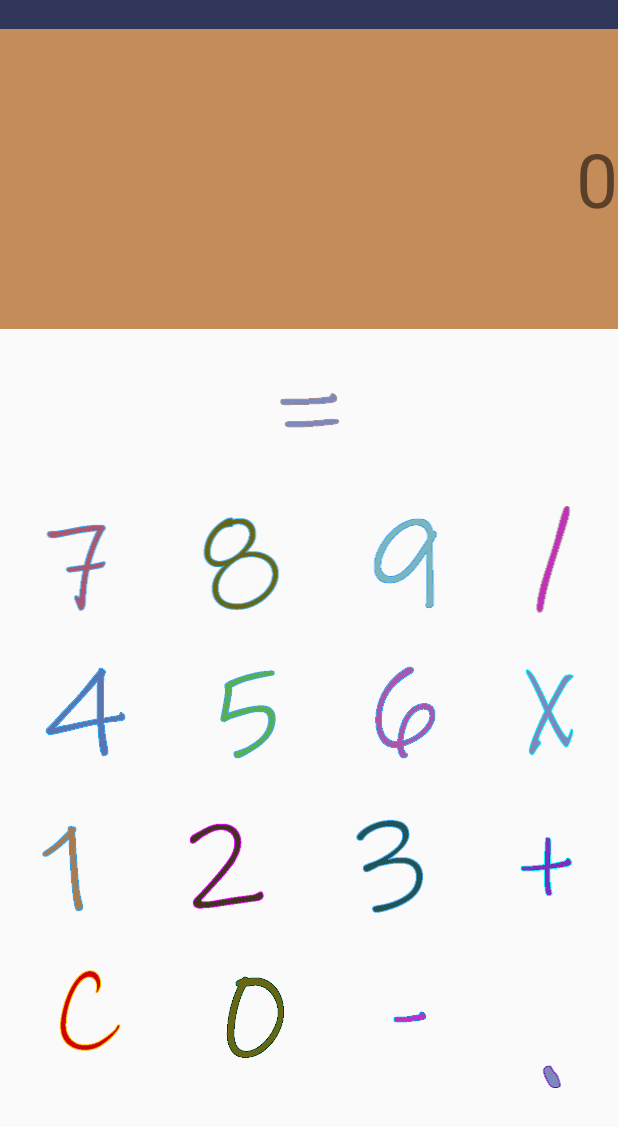
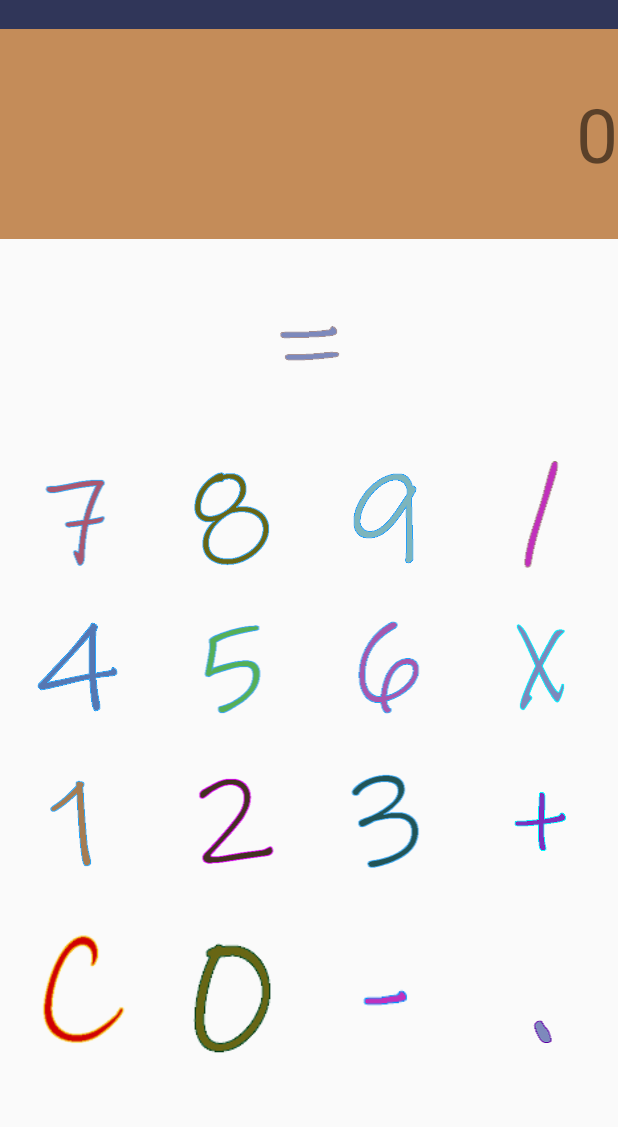
Before and after one commit to madjohnny89/Calculator, an Android app: the screen it shows after launch (MainActivity), on a phone screen of 412 x 824 dp. Shown: the top 1127 px of the screen. Run offline under Robolectric (Android 15) with nearby library versions, the phone set to English and light mode, and no system bars.

Commit message:
changed the screensize

```diff
--- a/app/src/main/res/layout/activity_main.xml
+++ b/app/src/main/res/layout/activity_main.xml
@@ -24,7 +24,7 @@
     <TextView
         android:id="@+id/ResultText"
         android:layout_width="0dp"
-        android:layout_height="200dp"
+        android:layout_height="140dp"
         android:background="#C48C59"
         android:gravity="end|center_vertical"
         android:text="@string/result"
@@ -64,38 +64,38 @@
 
             <ImageView
                 android:id="@+id/button7"
-                android:layout_width="wrap_content"
-                android:layout_height="wrap_content"
+                android:layout_width="match_parent"
+                android:layout_height="match_parent"
                 android:layout_weight="1"
+                android:contentDescription="@string/button_7"
                 android:onClick="OnClick"
-                android:contentDescription="@string/button_7"
                 app:srcCompat="@drawable/button7" />
 
             <ImageView
                 android:id="@+id/button8"
-                android:layout_width="wrap_content"
-                android:layout_height="wrap_content"
+                android:layout_width="match_parent"
+                android:layout_height="match_parent"
                 android:layout_weight="1"
+                android:contentDescription="@string/button_8"
                 android:onClick="OnClick"
-                android:contentDescription="@string/button_8"
                 app:srcCompat="@drawable/button8" />
 
             <ImageView
                 android:id="@+id/button9"
-                android:layout_width="wrap_content"
-                android:layout_height="wrap_content"
+                android:layout_width="match_parent"
+                android:layout_height="match_parent"
                 android:layout_weight="1"
+                android:contentDescription="@string/button_9"
                 android:onClick="OnClick"
-                android:contentDescription="@string/button_9"
                 app:srcCompat="@drawable/button9" />
 
             <ImageView
                 android:id="@+id/divide"
-                android:layout_width="wrap_content"
-                android:layout_height="wrap_content"
+                android:layout_width="match_parent"
+                android:layout_height="match_parent"
                 android:layout_weight="1"
+                android:contentDescription="@string/button_divide"
                 android:onClick="OnClick"
-                android:contentDescription="@string/button_divide"
                 app:srcCompat="@drawable/divide" />
         </LinearLayout>
 
@@ -106,38 +106,38 @@
 
             <ImageView
                 android:id="@+id/button4"
-                android:layout_width="wrap_content"
-                android:layout_height="wrap_content"
+                android:layout_width="match_parent"
+                android:layout_height="match_parent"
                 android:layout_weight="1"
+                android:contentDescription="@string/button_4"
                 android:onClick="OnClick"
-                android:contentDescription="@string/button_4"
                 app:srcCompat="@drawable/button4" />
 
             <ImageView
                 android:id="@+id/button5"
-                android:layout_width="wrap_content"
-                android:layout_height="wrap_content"
+                android:layout_width="match_parent"
+                android:layout_height="match_parent"
                 android:layout_weight="1"
+                android:contentDescription="@string/button_5"
                 android:onClick="OnClick"
-                android:contentDescription="@string/button_5"
                 app:srcCompat="@drawable/button5" />
 
             <ImageView
                 android:id="@+id/button6"
-                android:layout_width="wrap_content"
-                android:layout_height="wrap_content"
+                android:layout_width="match_parent"
+                android:layout_height="match_parent"
                 android:layout_weight="1"
+                android:contentDescription="@string/button_6"
                 android:onClick="OnClick"
-                android:contentDescription="@string/button_6"
                 app:srcCompat="@drawable/button6" />
 
             <ImageView
                 android:id="@+id/buttonMultiplication"
-                android:layout_width="wrap_content"
-                android:layout_height="wrap_content"
+                android:layout_width="match_parent"
+                android:layout_height="match_parent"
                 android:layout_weight="1"
+                android:contentDescription="@string/button_multiply"
                 android:onClick="OnClick"
-                android:contentDescription="@string/button_multiply"
                 app:srcCompat="@drawable/x" />
         </LinearLayout>
 
@@ -148,38 +148,38 @@
 
             <ImageView
                 android:id="@+id/button1"
-                android:layout_width="wrap_content"
-                android:layout_height="wrap_content"
+                android:layout_width="match_parent"
+                android:layout_height="match_parent"
                 android:layout_weight="1"
+                android:contentDescription="@string/button_1"
                 android:onClick="OnClick"
-                android:contentDescription="@string/button_1"
                 app:srcCompat="@drawable/button" />
 
             <ImageView
                 android:id="@+id/button2"
-                android:layout_width="wrap_content"
-                android:layout_height="wrap_content"
+                android:layout_width="match_parent"
+                android:layout_height="match_parent"
                 android:layout_weight="1"
+                android:contentDescription="@string/button_2"
                 android:onClick="OnClick"
-                android:contentDescription="@string/button_2"
                 app:srcCompat="@drawable/button2" />
 
             <ImageView
                 android:id="@+id/button3"
-                android:layout_width="wrap_content"
-                android:layout_height="wrap_content"
+                android:layout_width="match_parent"
+                android:layout_height="match_parent"
                 android:layout_weight="1"
+                android:contentDescription="@string/button_3"
                 android:onClick="OnClick"
-                android:contentDescription="@string/button_3"
                 app:srcCompat="@drawable/button3" />
 
             <ImageView
                 android:id="@+id/buttonPlus"
-                android:layout_width="wrap_content"
-                android:layout_height="wrap_content"
+                android:layout_width="match_parent"
+                android:layout_height="match_parent"
                 android:layout_weight="1"
+                android:contentDescription="@string/button_plus"
                 android:onClick="OnClick"
-                android:contentDescription="@string/button_plus"
                 app:srcCompat="@drawable/plus" />
         </LinearLayout>
 
@@ -190,38 +190,38 @@
 
             <ImageView
                 android:id="@+id/buttonCancel"
-                android:layout_width="wrap_content"
-                android:layout_height="wrap_content"
+                android:layout_width="match_parent"
+                android:layout_height="match_parent"
                 android:layout_weight="1"
+                android:contentDescription="@string/button_cancel"
                 android:onClick="OnClick"
-                android:contentDescription="@string/button_cancel"
                 app:srcCompat="@drawable/cancel" />
 
             <ImageView
                 android:id="@+id/buttonZero"
-                android:layout_width="wrap_content"
-                android:layout_height="wrap_content"
+                android:layout_width="match_parent"
+                android:layout_height="match_parent"
                 android:layout_weight="1"
+                android:contentDescription="@string/button_0"
                 android:onClick="OnClick"
-                android:contentDescription="@string/button_0"
                 app:srcCompat="@drawable/zero" />
 
             <ImageView
                 android:id="@+id/buttonMinus"
-                android:layout_width="wrap_content"
-                android:layout_height="wrap_content"
+                android:layout_width="match_parent"
+                android:layout_height="match_parent"
                 android:layout_weight="1"
+                android:contentDescription="@string/button_minus"
                 android:onClick="OnClick"
-                android:contentDescription="@string/button_minus"
                 app:srcCompat="@drawable/minus" />
 
             <ImageView
                 android:id="@+id/buttonFloat"
-                android:layout_width="wrap_content"
-                android:layout_height="wrap_content"
+                android:layout_width="match_parent"
+                android:layout_height="match_parent"
                 android:layout_weight="1"
+                android:contentDescription="@string/button_float"
                 android:onClick="OnClick"
-                android:contentDescription="@string/button_float"
                 app:srcCompat="@drawable/float1" />
         </LinearLayout>
 
```
